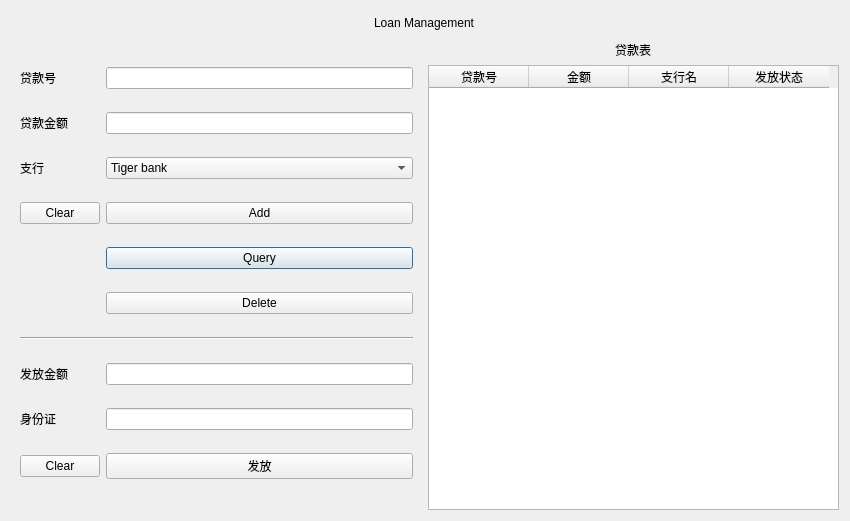
Above: UI/loans.ui from suyZhong/bank_management_system before the change. Below: the same form after it.
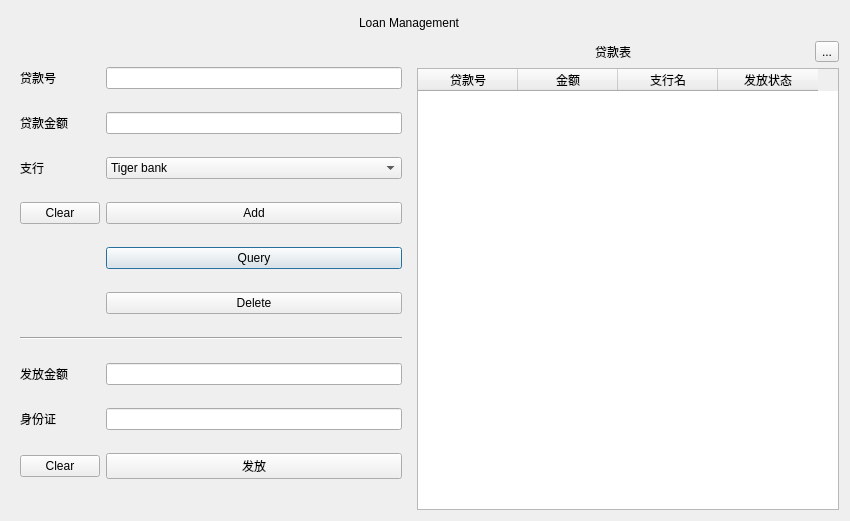
That is the form after the change.

Commit message: finish loan

```diff
--- a/UI/loans.ui
+++ b/UI/loans.ui
@@ -14,52 +14,14 @@
    <string>Form</string>
   </property>
   <layout class="QGridLayout" name="gridLayout">
-   <item row="0" column="0" colspan="2" alignment="Qt::AlignHCenter">
-    <widget class="QLabel" name="label">
-     <property name="minimumSize">
-      <size>
-       <width>0</width>
-       <height>24</height>
-      </size>
-     </property>
-     <property name="text">
-      <string>Loan Management</string>
-     </property>
-    </widget>
-   </item>
-   <item row="2" column="1">
-    <widget class="QTableWidget" name="tableWidget">
-     <column>
-      <property name="text">
-       <string>贷款号</string>
-      </property>
-     </column>
-     <column>
-      <property name="text">
-       <string>金额</string>
-      </property>
-     </column>
-     <column>
-      <property name="text">
-       <string>支行名</string>
-      </property>
-     </column>
-     <column>
-      <property name="text">
-       <string>发放状态</string>
-      </property>
-     </column>
-    </widget>
-   </item>
-   <item row="1" column="1" alignment="Qt::AlignHCenter">
-    <widget class="QLabel" name="label_5">
-     <property name="text">
-      <string>贷款表</string>
-     </property>
-    </widget>
-   </item>
    <item row="1" column="0" rowspan="2">
     <widget class="QWidget" name="widget" native="true">
+     <property name="maximumSize">
+      <size>
+       <width>400</width>
+       <height>16777215</height>
+      </size>
+     </property>
      <layout class="QGridLayout" name="gridLayout_2">
       <item row="3" column="1">
        <widget class="QPushButton" name="pushButton_4">
@@ -187,6 +149,57 @@
      </layout>
     </widget>
    </item>
+   <item row="1" column="1" alignment="Qt::AlignHCenter">
+    <widget class="QLabel" name="label_5">
+     <property name="text">
+      <string>贷款表</string>
+     </property>
+    </widget>
+   </item>
+   <item row="0" column="0" colspan="2" alignment="Qt::AlignHCenter">
+    <widget class="QLabel" name="label">
+     <property name="minimumSize">
+      <size>
+       <width>0</width>
+       <height>24</height>
+      </size>
+     </property>
+     <property name="text">
+      <string>Loan Management</string>
+     </property>
+    </widget>
+   </item>
+   <item row="1" column="2">
+    <widget class="QToolButton" name="toolButton">
+     <property name="text">
+      <string>...</string>
+     </property>
+    </widget>
+   </item>
+   <item row="2" column="1" colspan="2">
+    <widget class="QTableWidget" name="tableWidget">
+     <column>
+      <property name="text">
+       <string>贷款号</string>
+      </property>
+     </column>
+     <column>
+      <property name="text">
+       <string>金额</string>
+      </property>
+     </column>
+     <column>
+      <property name="text">
+       <string>支行名</string>
+      </property>
+     </column>
+     <column>
+      <property name="text">
+       <string>发放状态</string>
+      </property>
+     </column>
+    </widget>
+   </item>
   </layout>
  </widget>
  <resources/>
```
Left out of the diff: 71 changed lines with no effect on the pictures. The commit also changes 8 other files.
